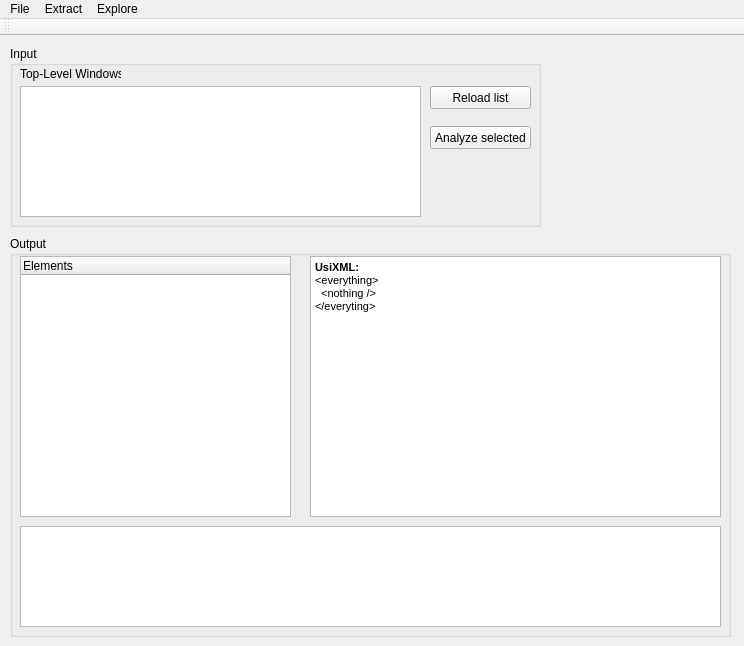
Audio/GUI-Extractor, file MainWindow.ui: the form before one commit.
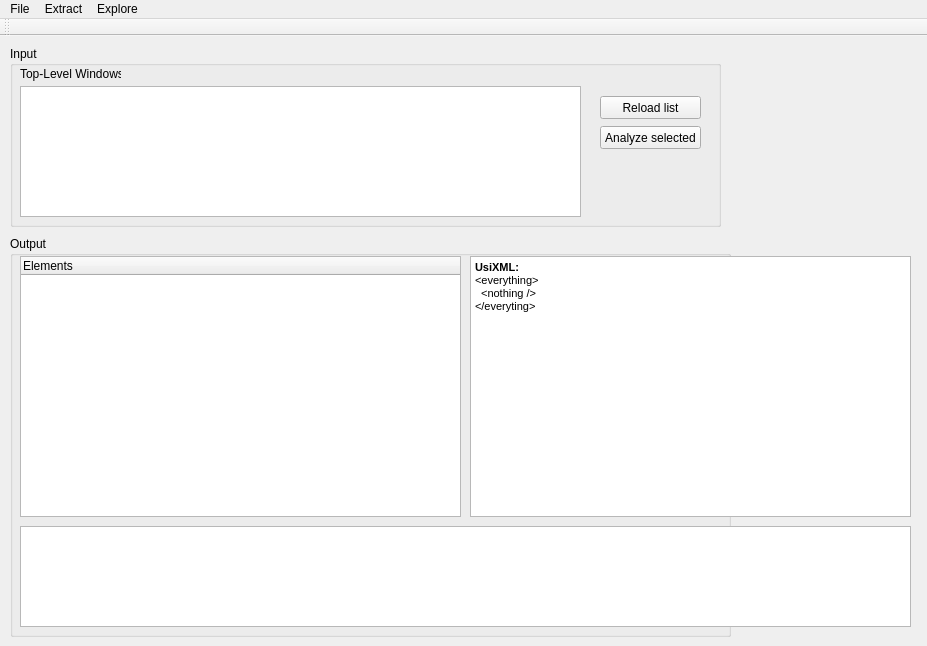
The form after the commit.

Commit message: GUI is a bit larger. Removed useless debug info.

Patch:
```diff
--- a/MainWindow.ui
+++ b/MainWindow.ui
@@ -6,7 +6,7 @@
    <rect>
     <x>0</x>
     <y>0</y>
-    <width>744</width>
+    <width>927</width>
     <height>646</height>
    </rect>
   </property>
@@ -20,9 +20,9 @@
    <widget class="QTextEdit" name="exportArea">
     <property name="geometry">
      <rect>
-      <x>310</x>
+      <x>470</x>
       <y>220</y>
-      <width>411</width>
+      <width>441</width>
       <height>261</height>
      </rect>
     </property>
@@ -42,7 +42,7 @@
      <rect>
       <x>20</x>
       <y>490</y>
-      <width>701</width>
+      <width>891</width>
       <height>101</height>
      </rect>
     </property>
@@ -52,7 +52,7 @@
      <rect>
       <x>10</x>
       <y>10</y>
-      <width>531</width>
+      <width>711</width>
       <height>181</height>
      </rect>
     </property>
@@ -64,7 +64,7 @@
       <rect>
        <x>10</x>
        <y>40</y>
-       <width>401</width>
+       <width>561</width>
        <height>131</height>
       </rect>
      </property>
@@ -85,8 +85,8 @@
     <widget class="QPushButton" name="buttonReload">
      <property name="geometry">
       <rect>
-       <x>420</x>
-       <y>40</y>
+       <x>590</x>
+       <y>50</y>
        <width>101</width>
        <height>23</height>
       </rect>
@@ -98,7 +98,7 @@
     <widget class="QPushButton" name="buttonAnalyze">
      <property name="geometry">
       <rect>
-       <x>420</x>
+       <x>590</x>
        <y>80</y>
        <width>101</width>
        <height>23</height>
@@ -126,7 +126,7 @@
       <rect>
        <x>10</x>
        <y>20</y>
-       <width>271</width>
+       <width>441</width>
        <height>261</height>
       </rect>
      </property>
@@ -147,7 +147,7 @@
     <rect>
      <x>0</x>
      <y>0</y>
-     <width>744</width>
+     <width>927</width>
      <height>21</height>
     </rect>
    </property>
```
The commit also changes 1 other file.
